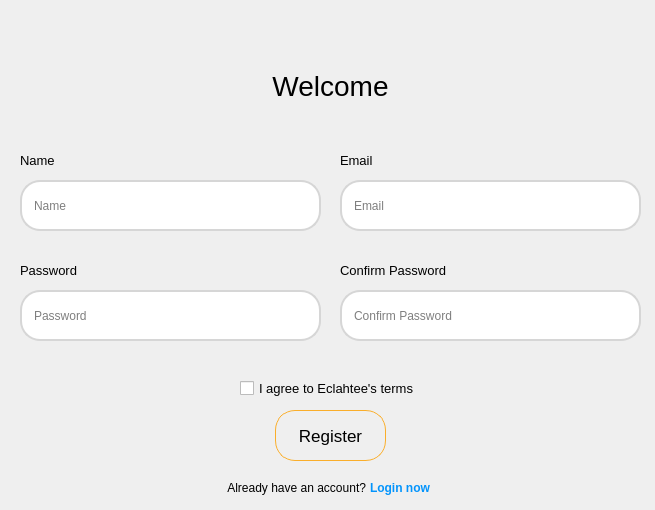
First picture: the form in SPCK/GUI/register.ui, repository MaiNgocChau9/Python-App-Instance, before the edit.
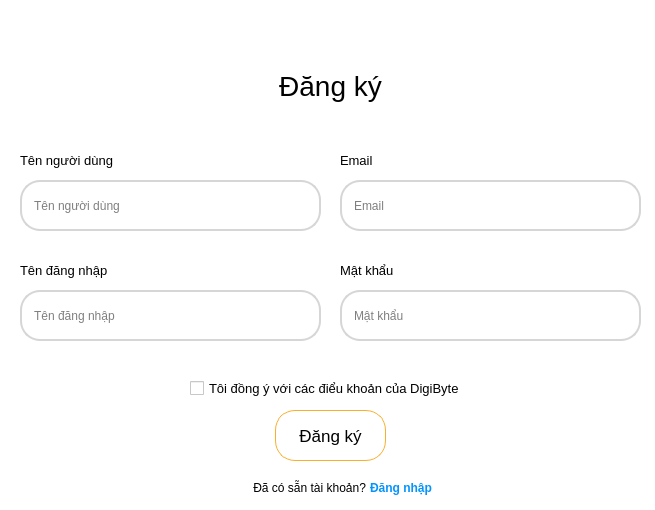
Second picture: the form after the edit.

The edit to the form file:
```diff
--- a/SPCK/GUI/register.ui
+++ b/SPCK/GUI/register.ui
@@ -26,7 +26,8 @@
    <string>MainWindow</string>
   </property>
   <property name="styleSheet">
-   <string notr="true"/>
+   <string notr="true">background-color: white;
+color: black;</string>
   </property>
   <widget class="QWidget" name="centralwidget">
    <widget class="QLineEdit" name="lineEdit">
@@ -64,7 +65,7 @@
      <string/>
     </property>
     <property name="placeholderText">
-     <string>Name</string>
+     <string>Tên người dùng</string>
     </property>
    </widget>
    <widget class="QLineEdit" name="lineEdit_2">
@@ -102,10 +103,10 @@
      <string/>
     </property>
     <property name="echoMode">
-     <enum>QLineEdit::Password</enum>
+     <enum>QLineEdit::EchoMode::Normal</enum>
     </property>
     <property name="placeholderText">
-     <string>Password</string>
+     <string>Tên đăng nhập</string>
     </property>
    </widget>
    <widget class="QLabel" name="label">
@@ -113,20 +114,19 @@
      <rect>
       <x>20</x>
       <y>150</y>
-      <width>41</width>
+      <width>101</width>
       <height>21</height>
      </rect>
     </property>
     <property name="font">
      <font>
       <pointsize>10</pointsize>
-      <weight>50</weight>
       <bold>false</bold>
       <kerning>false</kerning>
      </font>
     </property>
     <property name="text">
-     <string>Name</string>
+     <string>Tên người dùng</string>
     </property>
    </widget>
    <widget class="QLabel" name="label_2">
@@ -134,20 +134,19 @@
      <rect>
       <x>20</x>
       <y>260</y>
-      <width>61</width>
+      <width>101</width>
       <height>21</height>
      </rect>
     </property>
     <property name="font">
      <font>
       <pointsize>10</pointsize>
-      <weight>50</weight>
       <bold>false</bold>
       <kerning>false</kerning>
      </font>
     </property>
     <property name="text">
-     <string>Password</string>
+     <string>Tên đăng nhập</string>
     </property>
    </widget>
    <widget class="QLabel" name="label_5">
@@ -165,7 +164,7 @@
      </font>
     </property>
     <property name="text">
-     <string>Welcome</string>
+     <string>Đăng ký</string>
     </property>
     <property name="alignment">
      <set>Qt::AlignCenter</set>
@@ -199,7 +198,7 @@
 }</string>
     </property>
     <property name="text">
-     <string>Register</string>
+     <string>Đăng ký</string>
     </property>
    </widget>
    <widget class="QLabel" name="label_6">
@@ -217,7 +216,7 @@
      </font>
     </property>
     <property name="text">
-     <string>Already have an account?</string>
+     <string>Đã có sẵn tài khoản?</string>
     </property>
     <property name="alignment">
      <set>Qt::AlignRight|Qt::AlignTrailing|Qt::AlignVCenter</set>
@@ -235,7 +234,6 @@
     <property name="font">
      <font>
       <pointsize>9</pointsize>
-      <weight>75</weight>
       <bold>true</bold>
      </font>
     </property>
@@ -243,15 +241,15 @@
      <string notr="true">color: rgb(3, 148, 252);</string>
     </property>
     <property name="text">
-     <string>Login now</string>
+     <string>Đăng nhập</string>
     </property>
    </widget>
    <widget class="QCheckBox" name="checkBox">
     <property name="geometry">
      <rect>
-      <x>240</x>
+      <x>190</x>
       <y>380</y>
-      <width>201</width>
+      <width>291</width>
       <height>17</height>
      </rect>
     </property>
@@ -261,7 +259,7 @@
      </font>
     </property>
     <property name="text">
-     <string>I agree to Eclahtee's terms</string>
+     <string>Tôi đồng ý với các điểu khoản của DigiByte</string>
     </property>
    </widget>
    <widget class="QLineEdit" name="lineEdit_3">
@@ -314,13 +312,12 @@
     <property name="font">
      <font>
       <pointsize>10</pointsize>
-      <weight>50</weight>
       <bold>false</bold>
       <kerning>false</kerning>
      </font>
     </property>
     <property name="text">
-     <string>Confirm Password</string>
+     <string>Mật khẩu</string>
     </property>
    </widget>
    <widget class="QLineEdit" name="lineEdit_4">
@@ -361,7 +358,7 @@
      <enum>QLineEdit::Password</enum>
     </property>
     <property name="placeholderText">
-     <string>Confirm Password</string>
+     <string>Mật khẩu</string>
     </property>
    </widget>
    <widget class="QLabel" name="label_8">
```
Left out of the diff: 19 changed lines with no effect on the pictures.
